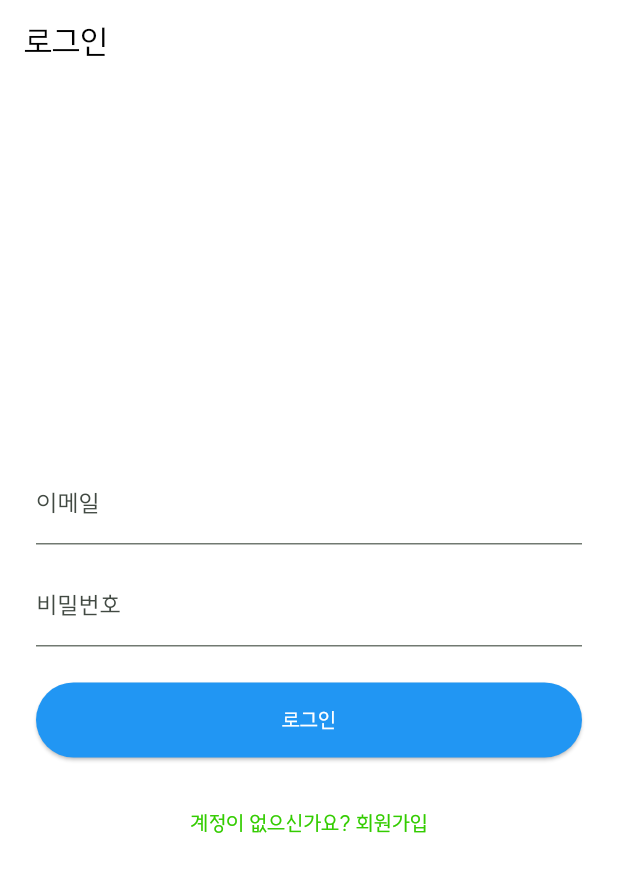
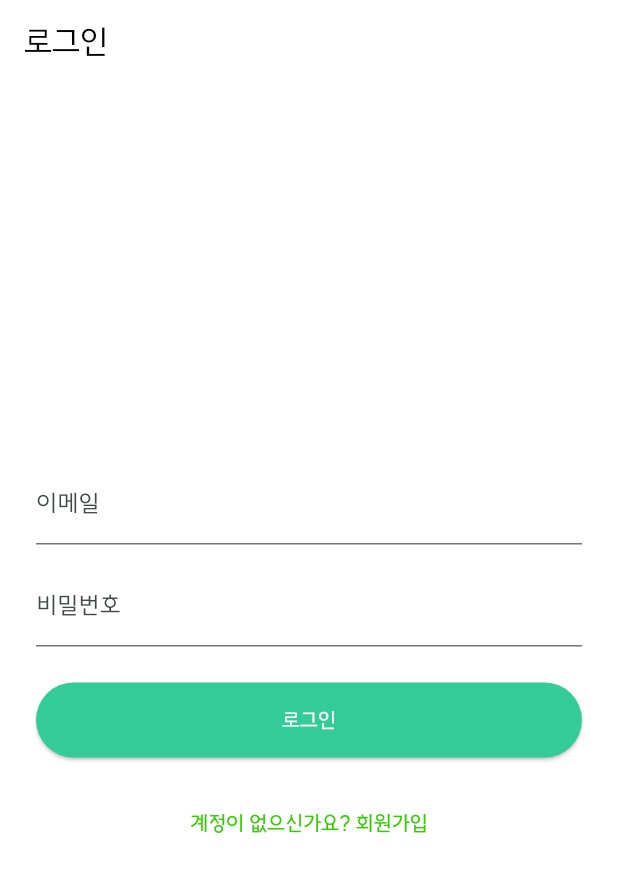
Before and after one commit to jungminmobile/Iwantfirst, a Flutter app: the screen it shows after launch, on a phone screen of 412 x 824 dp. Shown: the top 872 px of the screen. Run offline on Flutter 3.47's test engine with Material 3 defaults, Android fonts, the phone set to English and light mode, and no system bars; our stand-ins replace cloud_firestore, firebase_auth, firebase_core, fl_chart, focus_detector, google_generative_ai and 3 more; accounts and stored records are empty.

Commit message:
로그인 화면 버튼 색깔 수정

```diff
--- a/lib/screens/login/login_page.dart
+++ b/lib/screens/login/login_page.dart
@@ -31,7 +31,6 @@ class _LoginPageState extends State<LoginPage> {
       );
 
       // 로그인 성공 시 StreamBuilder가 HomePage로 자동 전환하므로 Navigator는 필요 없습니다.
-
     } on FirebaseAuthException catch (e) {
       String message = '';
       if (e.code == 'user-not-found' || e.code == 'wrong-password') {
@@ -41,35 +40,35 @@ class _LoginPageState extends State<LoginPage> {
       }
 
       if (mounted) {
-        ScaffoldMessenger.of(context).showSnackBar(
-          SnackBar(content: Text(message)),
-        );
+        ScaffoldMessenger.of(
+          context,
+        ).showSnackBar(SnackBar(content: Text(message)));
       }
     } catch (e) {
       if (mounted) {
-        ScaffoldMessenger.of(context).showSnackBar(
-          SnackBar(content: Text('로그인 실패: $e')),
-        );
+        ScaffoldMessenger.of(
+          context,
+        ).showSnackBar(SnackBar(content: Text('로그인 실패: $e')));
       }
     } finally {
-      if(mounted){
-      setState(() {
-        _isLoading = false;
-      });
-    }
+      if (mounted) {
+        setState(() {
+          _isLoading = false;
+        });
+      }
     }
   }
+
   @override
-
   void dispose() {
     _emailController.dispose(); // 👈 이메일 컨트롤러 해제
     _passwordController.dispose(); // 👈 비밀번호 컨트롤러 해제
     //print("정리");
     super.dispose();
   }
+
   @override
   Widget build(BuildContext context) {
-
     return Scaffold(
       appBar: AppBar(title: const Text('로그인')),
       body: Center(
@@ -97,7 +96,7 @@ class _LoginPageState extends State<LoginPage> {
                   onPressed: _isLoading ? null : _signIn,
                   style: ElevatedButton.styleFrom(
                     padding: const EdgeInsets.symmetric(vertical: 15),
-                    backgroundColor: Colors.blue,
+                    backgroundColor: const Color(0xFF33CC99),
                     foregroundColor: Colors.white,
                   ),
                   child: _isLoading
```
